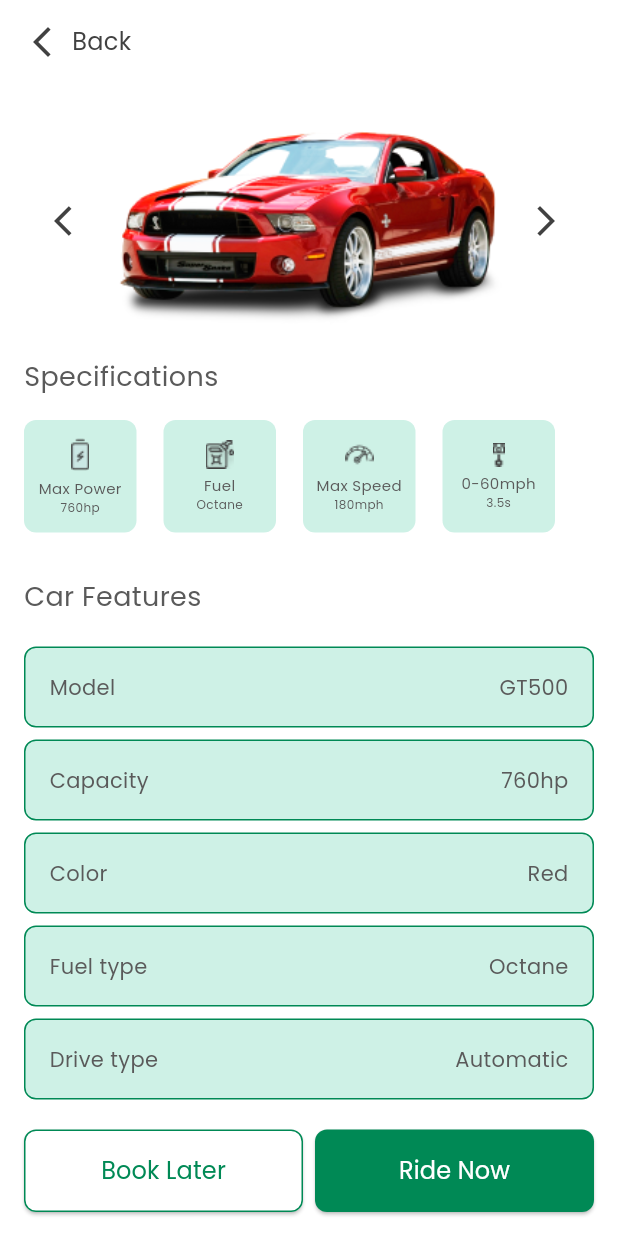
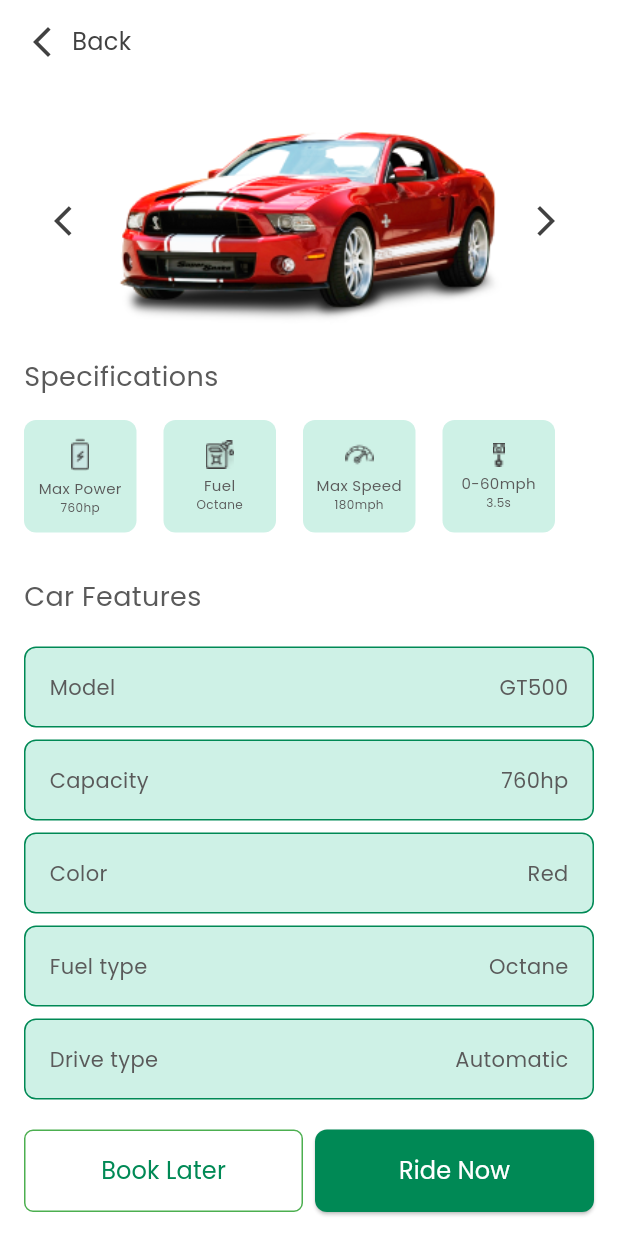
Before and after one commit to knowbee/transporter, a Flutter app: the CarDetailsScreen screen opened directly, scrolled down 78 dp, on a phone screen of 412 x 824 dp. Run offline on Flutter 3.47's test engine with Material 3 defaults, Android fonts, the phone set to English and light mode, and no system bars; drawn by our look-alikes of carousel_slider; our stand-ins replace bloc, country_picker, equatable, flutter_bloc, flutter_svg, flutter_toggle_tab and 3 more; missing offline and left inert: animated_size_and_fade, dbcrypt, flutter_bcrypt, intersperse; accounts and stored records are empty; project files that could hold a hidden picture were left out.

Commit message:
resuable custom button and text field

```diff
--- a/lib/screens/transport/car_details_screen.dart
+++ b/lib/screens/transport/car_details_screen.dart
@@ -5,8 +5,8 @@
 import 'package:transporter/templates/responsive_layout.dart';
 import 'package:transporter/values/assets/transport_assets.dart';
 import 'package:transporter/values/colors.dart';
-import 'package:transporter/values/dimensions.dart';
 import 'package:transporter/values/styles.dart';
+import 'package:transporter/widgets/common/input/Tbutton.dart';
 import 'package:transporter/widgets/common/visual/generic_header.dart';
 
 class CarDetailsScreen extends StatefulWidget {
@@ -260,29 +260,18 @@
     return Row(
       children: [
         Expanded(
-          child: ElevatedButton(
+          child: TButton(
             onPressed: () {
               Navigator.pop(context);
             },
-            style: ElevatedButton.styleFrom(
-              padding: const EdgeInsets.symmetric(
-                vertical: Dimensions.marginDefault,
-              ),
-              backgroundColor: Colors.white,
-              side: const BorderSide(color: AppColors.tGreen),
-              shape: RoundedRectangleBorder(
-                borderRadius: BorderRadius.circular(8),
-              ),
-            ),
-            child: Text(
-              Strings.current.book_later_button_label,
-              style: Styles.bookLaterButtonGreenTextStyle,
-            ),
+            title: Strings.current.book_later_button_label,
+            textStyle: Styles.bookLaterButtonGreenTextStyle,
+            buttonType: TButtonType.outlined,
           ),
         ),
         const SizedBox(width: 8),
         Expanded(
-          child: ElevatedButton(
+          child: TButton(
             onPressed: () {
               Navigator.push(
                 context,
@@ -291,19 +280,9 @@
                 ),
               );
             },
-            style: ElevatedButton.styleFrom(
-              padding: const EdgeInsets.symmetric(
-                vertical: Dimensions.marginDefault,
-              ),
-              backgroundColor: AppColors.tGreen,
-              shape: RoundedRectangleBorder(
-                borderRadius: BorderRadius.circular(8),
-              ),
-            ),
-            child: Text(
-              Strings.current.ride_now_button_label,
-              style: Styles.rideNowButtonWhiteTextStyle,
-            ),
+            title: Strings.current.ride_now_button_label,
+            textStyle: Styles.rideNowButtonWhiteTextStyle,
+            borderRadius: BorderRadius.circular(8),
           ),
         ),
       ],
--- /dev/null
+++ b/lib/widgets/common/input/Tbutton.dart
@@ -0,0 +1,78 @@
+import 'package:flutter/material.dart';
+import 'package:transporter/values/colors.dart';
+import 'package:transporter/values/dimensions.dart';
+import 'package:transporter/values/styles.dart';
+
+enum TButtonType { filled, outlined }
+
+class TButton extends StatelessWidget {
+  const TButton({
+    required this.onPressed,
+    required this.title,
+    super.key,
+    this.backgroundColor = AppColors.tGreen,
+    this.outlineColor = Colors.green,
+    this.textStyle = Styles.mediumWhiteText,
+    this.isEnabled = true,
+    this.isLoading = false,
+    this.buttonType = TButtonType.filled,
+    this.padding =
+        const EdgeInsets.symmetric(vertical: Dimensions.marginDefault),
+    this.borderRadius =
+        const BorderRadius.all(Radius.circular(Dimensions.radiusSmall)),
+  });
+
+  final VoidCallback? onPressed;
+  final String title;
+  final Color backgroundColor;
+  final Color outlineColor;
+  final TextStyle textStyle;
+  final bool isEnabled;
+  final bool isLoading;
+  final TButtonType buttonType;
+  final EdgeInsets padding;
+  final BorderRadiusGeometry borderRadius;
+
+  @override
+  Widget build(BuildContext context) {
+    final buttonContent = isLoading
+        ? const SizedBox(
+            height: 20,
+            width: 20,
+            child: CircularProgressIndicator(
+              valueColor: AlwaysStoppedAnimation<Color>(Colors.white),
+              strokeWidth: 2,
+            ),
+          )
+        : Text(
+            title,
+            style: textStyle,
+          );
+
+    if (buttonType == TButtonType.outlined) {
+      return OutlinedButton(
+        onPressed: isEnabled && !isLoading ? onPressed : null,
+        style: OutlinedButton.styleFrom(
+          padding: padding,
+          side: BorderSide(color: isEnabled ? outlineColor : Colors.grey),
+          shape: RoundedRectangleBorder(
+            borderRadius: borderRadius,
+          ),
+        ),
+        child: buttonContent,
+      );
+    } else {
+      return ElevatedButton(
+        onPressed: isEnabled && !isLoading ? onPressed : null,
+        style: ElevatedButton.styleFrom(
+          padding: padding,
+          backgroundColor: isEnabled ? backgroundColor : Colors.grey,
+          shape: RoundedRectangleBorder(
+            borderRadius: borderRadius,
+          ),
+        ),
+        child: buttonContent,
+      );
+    }
+  }
+}
```
Also changed, not shown: lib/screens/authentication/new_password_screen.dart (+3 -15 lines), lib/screens/authentication/signin_screen.dart (+3 -14 lines), lib/screens/authentication/signup_screen.dart (+3 -14 lines), lib/screens/authentication/welcome_screen.dart (+8 -32 lines), lib/screens/home.dart (+21 -33 lines), lib/screens/home/complain_screen.dart (+4 -14 lines), lib/screens/transport/confirm_ride_screen.dart (+4 -14 lines), lib/screens/transport/request_for_rent_screen.dart (+5 -12 lines), lib/widgets/complaints/modals/success_modal.dart (+4 -15 lines), lib/widgets/home/visual/address_confirmation_bottom_sheet.dart (+4 -15 lines), lib/widgets/transport/visual/car_item.dart (+11 -29 lines), lib/widgets/transport/visual/confirm_ride_modal_sheet.dart (+8 -11 lines), lib/widgets/transport/visual/payment_success_dialog.dart (+4 -14 lines), 1 other file.
